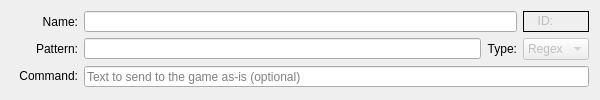
Qt form src/ui/aliases_main_area.ui (Mudlet/Mudlet) before a commit.
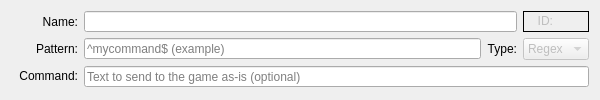
The same form after that commit.

Commit message:
Add: a placeholder text for aliases (#6759)
<!-- Keep the title short & concise so anyone non-technical can
understand it,
     the title appears in PTB changelogs -->
#### Brief overview of PR changes/additions
Add a placeholder text for aliases
#### Motivation for adding to Mudlet
I've seen a few incoming folk get confused by alias regexex, hopefully
this can steer them in the right direction

![image](https://user-images.githubusercontent.com/110988/230744979-742b9341-b421-4128-a697-5506a6debd5f.png)

#### Other info (issues closed, discussion etc)

The edit to the form file:
```diff
--- a/src/ui/aliases_main_area.ui
+++ b/src/ui/aliases_main_area.ui
@@ -150,6 +150,9 @@
      <property name="toolTip">
       <string>enter a perl regex pattern for your alias; alias are triggers on your input</string>
      </property>
+     <property name="placeholderText">
+      <string>^mycommand$ (example)</string>
+     </property>
     </widget>
    </item>
    <item row="1" column="3">
```
